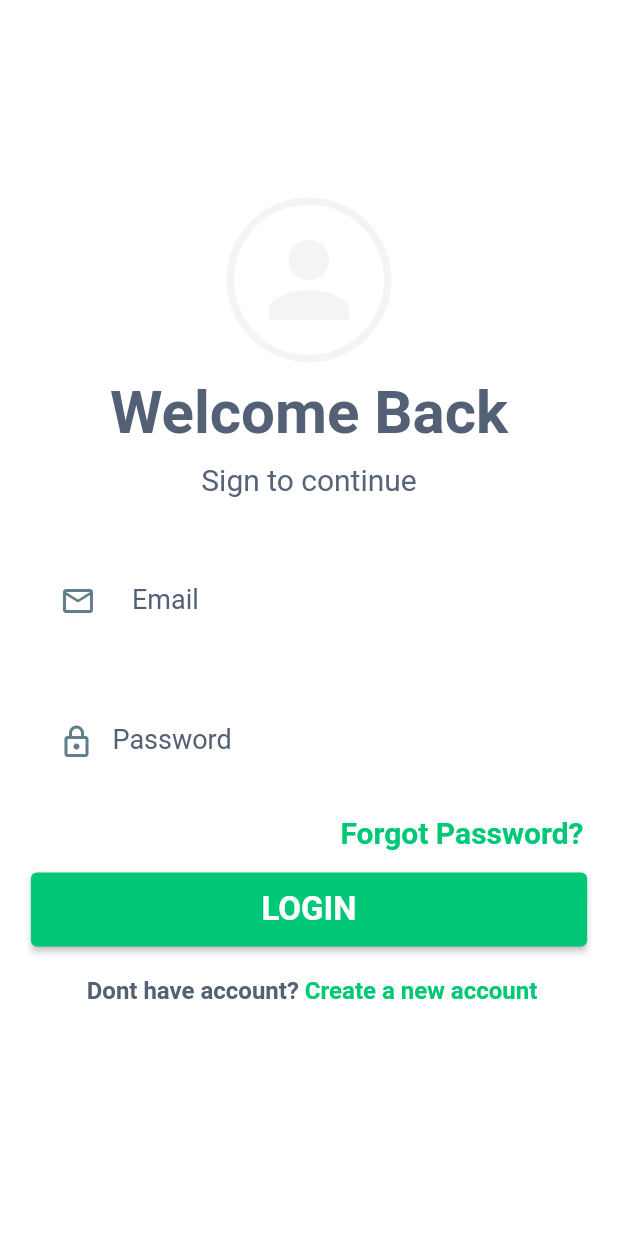
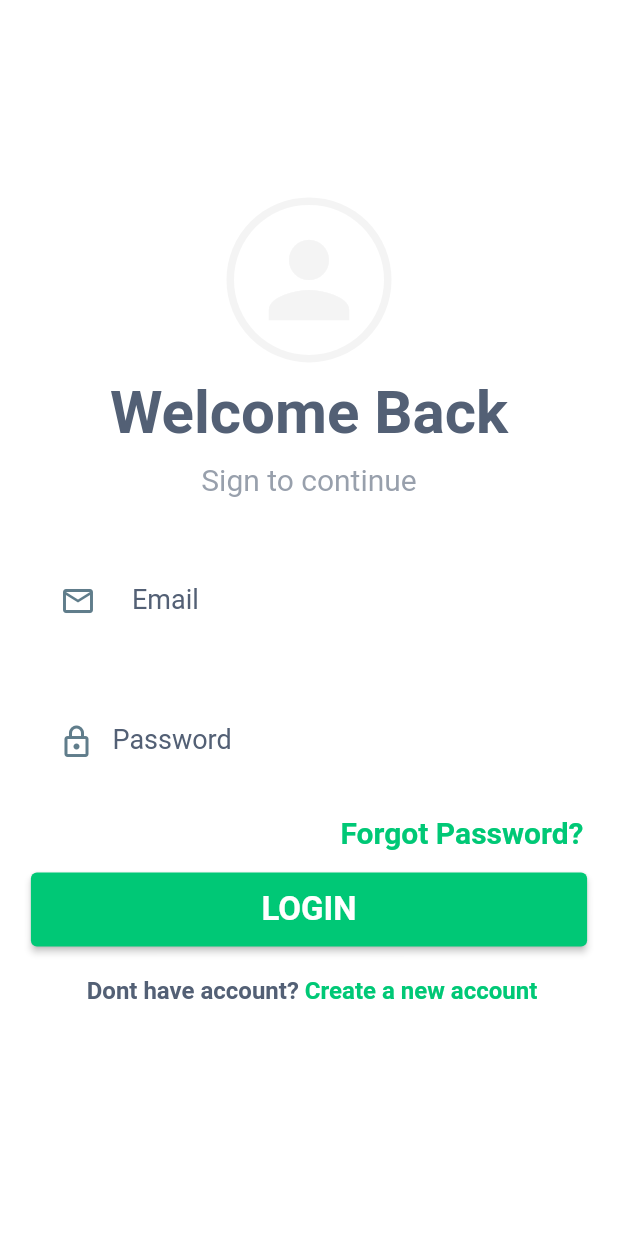
Before and after one commit to Vivek4n4nd4n/Room_Craft, a Flutter app: the screen it shows after launch, on a phone screen of 412 x 824 dp. Run offline on Flutter 3.47's test engine with Material 2 defaults, Android fonts, the phone set to English and light mode, and no system bars; our stand-ins replace flutter_local_notifications, rxdart.

```diff
--- a/lib/views/login_screen.dart
+++ b/lib/views/login_screen.dart
@@ -119,7 +119,7 @@ class _LoginScreenState extends State<LoginScreen> {
                     padding: const EdgeInsets.only(bottom: 10),
                     child: Text(
                       'Sign to continue',
-                      style: TextStyle(color: textBlack.withOpacity(6), fontSize: 20),
+                      style: TextStyle(color: textBlack.withOpacity(0.6), fontSize: 20),
                     ),
                   ),
                   Container(
```
